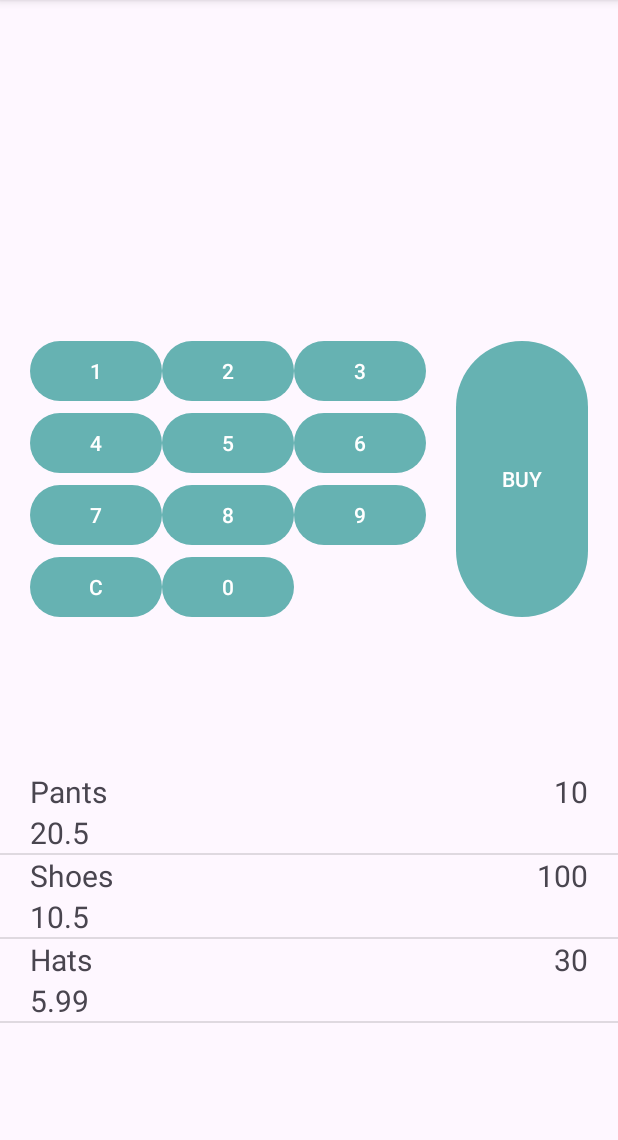
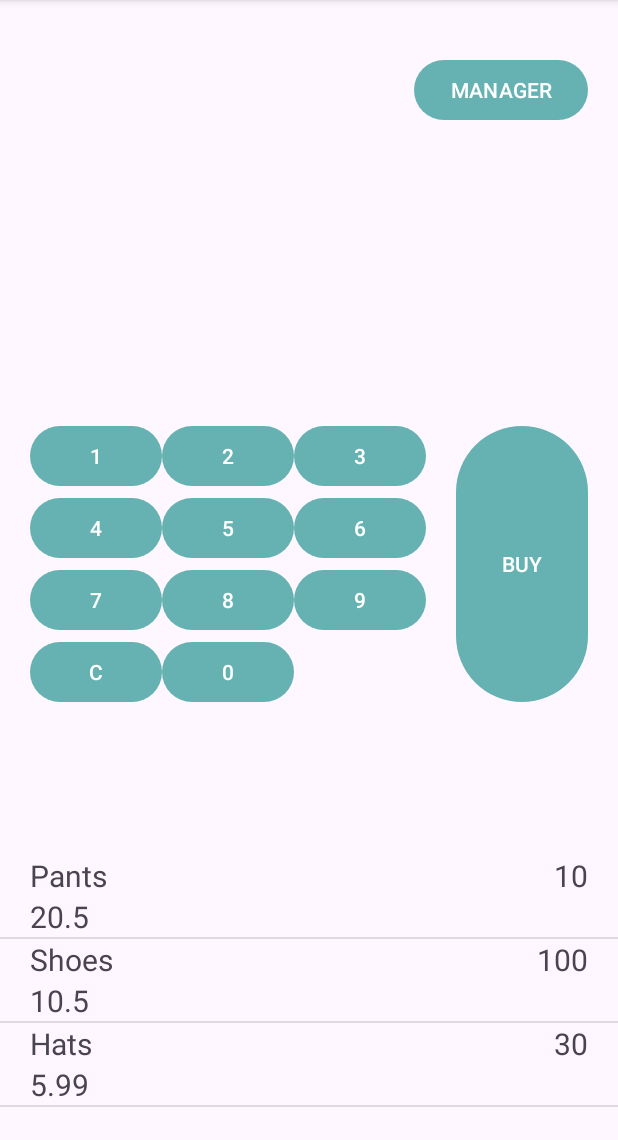
Before and after one commit to ritikabhargava06/CashRegisterAssignment2Ritika, an Android app: the screen it shows after launch (MainActivity), on a phone screen of 412 x 824 dp, the part 96-1236 px from its top. Run offline under Robolectric (Android 15) with nearby library versions, the phone set to English and light mode, and no system bars.

Commit message:
Part2 first commit

```diff
--- a/app/src/main/java/com/example/cashregisterassignment2ritika/ItemsBaseAdapter.java
+++ b/app/src/main/java/com/example/cashregisterassignment2ritika/ItemsBaseAdapter.java
@@ -8,11 +8,16 @@ import android.widget.BaseAdapter;
 import android.widget.TextView;
 
 import java.util.ArrayList;
-import java.util.zip.Inflater;
 
 public class ItemsBaseAdapter extends BaseAdapter {
 
     ArrayList<Item> itemsList;
+    ArrayList<PurchaseHistory> historyList;
+
+    public ItemsBaseAdapter(ArrayList<PurchaseHistory> historyList, Context context, boolean flag) {
+        this.historyList = historyList;
+        this.context = context;
+    }
 
     public ItemsBaseAdapter(ArrayList<Item> itemsList, Context context) {
         this.itemsList = itemsList;
@@ -23,12 +28,23 @@ public class ItemsBaseAdapter extends BaseAdapter {
 
     @Override
     public int getCount() {
-        return itemsList.size();
+        int count=0;
+        if( context.getClass() == MainActivity.class){
+            count= itemsList.size();
+        }else if (context.getClass() == HistoryListActivity.class){
+            count = historyList.size();
+        }
+        return count;
     }
 
     @Override
     public Object getItem(int position) {
-        return itemsList.get(position);
+        if( context.getClass() == MainActivity.class){
+            return itemsList.get(position);
+        }else if (context.getClass() == HistoryListActivity.class){
+            return historyList.get(position);
+        }else return null;
+
     }
 
     @Override
@@ -41,12 +57,18 @@ public class ItemsBaseAdapter extends BaseAdapter {
 
         View itemRowView = LayoutInflater.from(context).inflate(R.layout.items_row,parent,false);
         TextView itemName = itemRowView.findViewById(R.id.itemRowName);
-        TextView itemPrice = itemRowView.findViewById(R.id.itemRowPrice);
-        TextView itemQuantity = itemRowView.findViewById(R.id.itemRowQuantity);
-        itemName.setText(itemsList.get(position).getItemName());
-        itemPrice.setText(String.valueOf(itemsList.get(position).getItemPrice()));
-        itemQuantity.setText(String.valueOf(itemsList.get(position).getItemQuantity()));
+        TextView itemPriceOrQuantity = itemRowView.findViewById(R.id.itemRowPriceORQuantity);
+        TextView itemQuantityOrTotal = itemRowView.findViewById(R.id.itemRowQuantityOrTotal);
 
+       if( context.getClass() == MainActivity.class){
+           itemName.setText(itemsList.get(position).getItemName());
+           itemPriceOrQuantity.setText(String.valueOf(itemsList.get(position).getItemPrice()));
+           itemQuantityOrTotal.setText(String.valueOf(itemsList.get(position).getItemQuantity()));
+       }else if (context.getClass() == HistoryListActivity.class){
+           itemName.setText(historyList.get(position).getPurchasedItemName());
+           itemPriceOrQuantity.setText(String.valueOf(historyList.get(position).getPurchasedItemQuantity()));
+           itemQuantityOrTotal.setText(String.valueOf(historyList.get(position).getPurchasedTotalPrice()));
+       }
         return itemRowView;
     }
 }
--- a/app/src/main/java/com/example/cashregisterassignment2ritika/MyApp.java
+++ b/app/src/main/java/com/example/cashregisterassignment2ritika/MyApp.java
@@ -6,7 +6,12 @@ import java.util.ArrayList;
 
 public class MyApp extends Application {
 
-    ArrayList<Item> itemsArrayList;
+    private ArrayList<Item> itemsArrayList;
+    private ArrayList<PurchaseHistory> purchaseHistoryArrayList = new ArrayList<>();
+
+    public ArrayList<PurchaseHistory> getPurchaseHistoryArrayList() {
+        return purchaseHistoryArrayList;
+    }
 
     public ArrayList<Item> getItemsArrayList() {
         if(itemsArrayList==null){
@@ -17,4 +22,8 @@ public class MyApp extends Application {
         }
         return itemsArrayList;
     }
+
+    public void addToPurchaseHistoryList(PurchaseHistory historyObject){
+        purchaseHistoryArrayList.add(historyObject);
+    }
 }
--- a/app/src/main/res/layout/activity_main.xml
+++ b/app/src/main/res/layout/activity_main.xml
@@ -8,26 +8,55 @@
 
     <TextView
         android:id="@+id/selectedProductTextView"
-        android:layout_width="wrap_content"
+        android:layout_width="@dimen/match_constraint"
         android:layout_height="wrap_content"
         app:layout_constraintTop_toTopOf="parent"
         app:layout_constraintBottom_toTopOf="@id/totalAmountTextView"
         app:layout_constraintStart_toStartOf="parent"
+        app:layout_constraintEnd_toStartOf="@id/managerButton"
+        android:textSize="@dimen/textview_fontSize"
+        android:gravity="center"
+        />
+
+    <Button
+        android:id="@+id/managerButton"
+        android:layout_width="wrap_content"
+        android:layout_height="wrap_content"
+        android:text="MANAGER"
+        android:layout_marginEnd="@dimen/margin_20"
+        app:layout_constraintTop_toTopOf="parent"
+        app:layout_constraintStart_toEndOf="@id/selectedProductTextView"
         app:layout_constraintEnd_toEndOf="parent"
-        android:textSize="@dimen/textview_fontSize"
+        app:layout_constraintBottom_toTopOf="@id/totalAmountTextView"
         />
 
     <TextView
         android:id="@+id/totalAmountTextView"
-        android:layout_width="match_parent"
+        android:layout_width="wrap_content"
         android:layout_height="wrap_content"
         android:gravity="end"
         app:layout_constraintBottom_toTopOf="@id/guideline1"
         app:layout_constraintEnd_toEndOf="parent"
+        app:layout_constraintTop_toBottomOf="@id/managerButton"
+        android:textSize="@dimen/textview_fontSize"
+        app:layout_constraintStart_toEndOf="@id/quantityTextView"
+        android:layout_marginEnd="@dimen/margin_20"
+        app:layout_constraintHorizontal_chainStyle="spread_inside"
+
+        />
+
+    <TextView
+        android:id="@+id/quantityTextView"
+        android:layout_width="wrap_content"
+        android:layout_height="wrap_content"
+        android:gravity="center"
+        android:layout_marginStart="@dimen/margin_20"
         app:layout_constraintTop_toBottomOf="@id/selectedProductTextView"
+        app:layout_constraintStart_toStartOf="parent"
+        app:layout_constraintBottom_toTopOf="@id/guideline1"
+        app:layout_constraintEnd_toStartOf="@id/totalAmountTextView"
         android:textSize="@dimen/textview_fontSize"
-        app:layout_constraintStart_toStartOf="parent"
-        android:layout_marginEnd="@dimen/margin_20"
+        app:layout_constraintHorizontal_chainStyle="spread_inside"
         />
 
     <TableLayout
@@ -157,24 +186,11 @@
         app:layout_constraintBottom_toBottomOf="@id/numbersTableLayout"
         />
 
-    <TextView
-        android:id="@+id/quantityTextView"
-        android:layout_width="match_parent"
-        android:layout_height="wrap_content"
-        android:gravity="center"
-        android:layout_marginStart="@dimen/margin_20"
-        app:layout_constraintTop_toBottomOf="@id/guideline2"
-        app:layout_constraintStart_toStartOf="parent"
-        app:layout_constraintBottom_toTopOf="@id/itemsListView"
-        app:layout_constraintEnd_toEndOf="parent"
-        android:textSize="@dimen/textview_fontSize"
-        />
-
     <ListView
         android:id="@+id/itemsListView"
         android:layout_width="@dimen/match_constraint"
         android:layout_height="@dimen/match_constraint"
-        app:layout_constraintTop_toBottomOf="@id/quantityTextView"
+        app:layout_constraintTop_toBottomOf="@id/guideline2"
         app:layout_constraintStart_toStartOf="parent"
         app:layout_constraintEnd_toEndOf="parent"
         app:layout_constraintBottom_toBottomOf="parent"
@@ -185,13 +201,13 @@
         android:layout_width="wrap_content"
         android:layout_height="wrap_content"
         android:orientation="horizontal"
-        app:layout_constraintGuide_percent="0.20" />
+        app:layout_constraintGuide_percent="0.24" />
 
     <androidx.constraintlayout.widget.Guideline
         android:id="@+id/guideline2"
         android:layout_width="wrap_content"
         android:layout_height="wrap_content"
         android:orientation="horizontal"
-        app:layout_constraintGuide_percent="0.64" />
+        app:layout_constraintGuide_percent="0.75" />
 
 </androidx.constraintlayout.widget.ConstraintLayout>
--- a/app/src/main/res/layout/items_row.xml
+++ b/app/src/main/res/layout/items_row.xml
@@ -11,15 +11,15 @@
         android:text="item name"
         android:textSize="@dimen/textview_fontSize"
         app:layout_constraintTop_toTopOf="parent"
-        app:layout_constraintBottom_toTopOf="@id/itemRowPrice"
+        app:layout_constraintBottom_toTopOf="@id/itemRowPriceORQuantity"
         app:layout_constraintStart_toStartOf="parent"
         app:layout_constraintVertical_chainStyle="spread"
-        app:layout_constraintEnd_toStartOf="@id/itemRowQuantity"
+        app:layout_constraintEnd_toStartOf="@id/itemRowQuantityOrTotal"
         app:layout_constraintHorizontal_chainStyle="spread"
         android:layout_marginStart="@dimen/margin_20"
         />
     <TextView
-        android:id="@+id/itemRowPrice"
+        android:id="@+id/itemRowPriceORQuantity"
         android:layout_width="@dimen/match_constraint"
         android:layout_height="wrap_content"
         android:text="item price"
@@ -27,12 +27,12 @@
         app:layout_constraintTop_toBottomOf="@id/itemRowName"
         app:layout_constraintBottom_toBottomOf="parent"
         app:layout_constraintStart_toStartOf="parent"
-        app:layout_constraintEnd_toStartOf="@id/itemRowQuantity"
+        app:layout_constraintEnd_toStartOf="@id/itemRowQuantityOrTotal"
         app:layout_constraintVertical_chainStyle="spread"
         android:layout_marginStart="@dimen/margin_20"
         />
     <TextView
-        android:id="@+id/itemRowQuantity"
+        android:id="@+id/itemRowQuantityOrTotal"
         android:layout_width="wrap_content"
         android:layout_height="@dimen/match_constraint"
         android:text="item quantity"
```
Also changed, not shown: app/src/main/AndroidManifest.xml (+21 -0 lines), app/src/main/java/com/example/cashregisterassignment2ritika/HistoryListActivity.java (added, +32 -0 lines), app/src/main/java/com/example/cashregisterassignment2ritika/HistroyDetailsActivity.java (added, +23 -0 lines), app/src/main/java/com/example/cashregisterassignment2ritika/MainActivity.java (+23 -0 lines), app/src/main/java/com/example/cashregisterassignment2ritika/ManagerActivity.java (added, +27 -0 lines), app/src/main/java/com/example/cashregisterassignment2ritika/PurchaseHistory.java (added, +33 -0 lines), app/src/main/res/layout/activity_history_list.xml (added, +18 -0 lines), app/src/main/res/layout/activity_histroy_details.xml (added, +20 -0 lines), app/src/main/res/layout/activity_manager.xml (added, +20 -0 lines).
